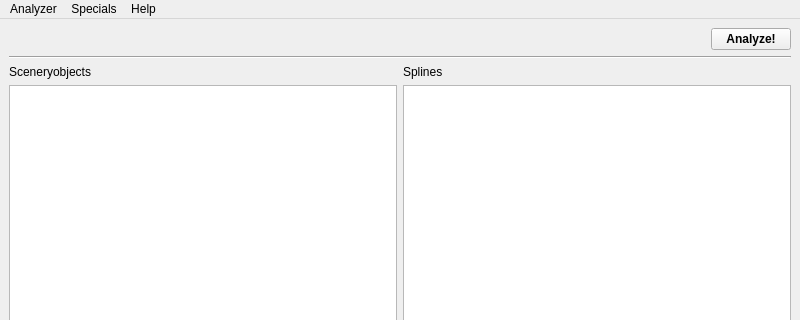
The window that OTModules/wcleanup.ui (pietr26/OMSI-Tools) describes before a commit, drawn with Qt 5; both pictures show x 0 to 800 and y 0 to 320 of the 800 by 600 pixel window.
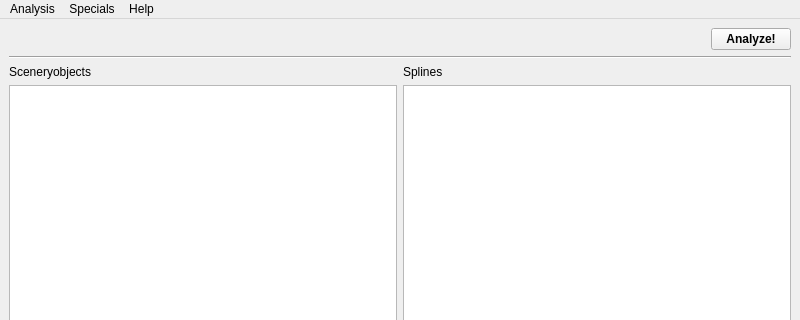
The same window after the commit. Icons and pictures are not drawn.

Commit message: Renamed some sections

What changed in the file:
```diff
--- a/OTModules/wcleanup.ui
+++ b/OTModules/wcleanup.ui
@@ -201,15 +201,15 @@
     </property>
     <addaction name="actionSendFeedback"/>
    </widget>
-   <widget class="QMenu" name="menuAnalyzer">
+   <widget class="QMenu" name="menuAnalysis">
     <property name="title">
-     <string>Analyzer</string>
+     <string>Analysis</string>
     </property>
     <addaction name="actionAnalyze"/>
     <addaction name="separator"/>
     <addaction name="actionClose"/>
    </widget>
-   <addaction name="menuAnalyzer"/>
+   <addaction name="menuAnalysis"/>
    <addaction name="menuSpecials"/>
    <addaction name="menuHelp"/>
   </widget>
```
The commit also changes 2 other files.
